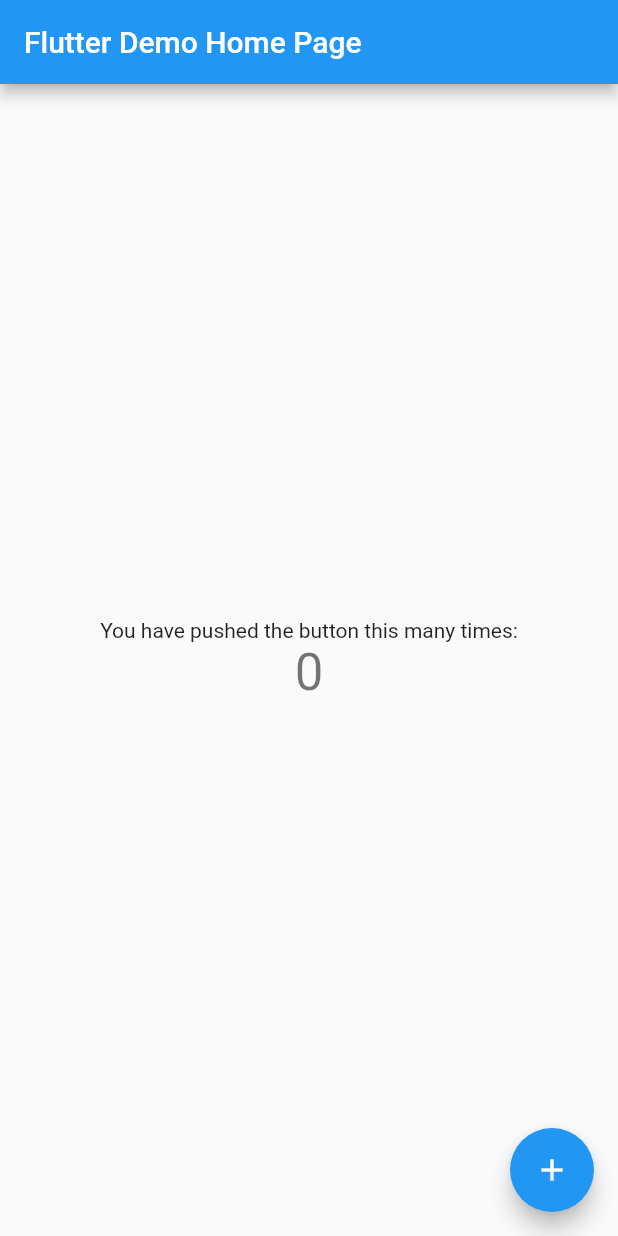
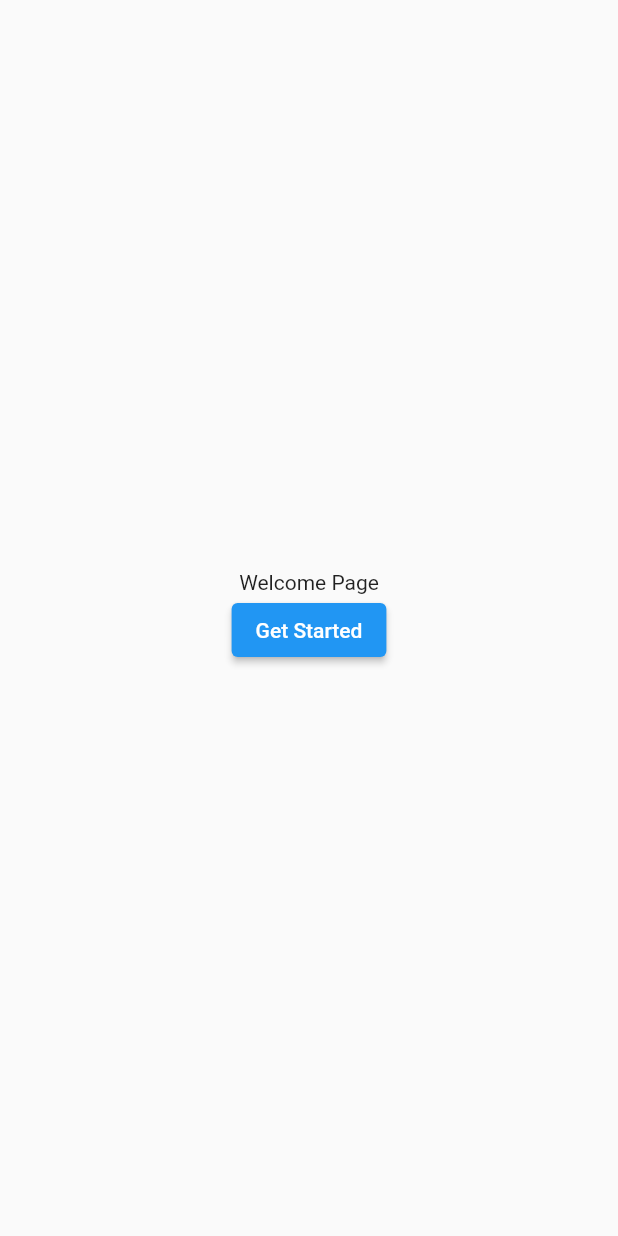
Before and after one commit to lohanidamodar/flutter_hivedb, a Flutter app: the screen it shows after launch, on a phone screen of 412 x 824 dp. Run offline on Flutter 3.47's test engine with Material 2 defaults, Android fonts, the phone set to English and light mode, and no system bars; our stand-ins replace hive, hive_flutter; accounts and stored records are empty.

Commit message:
basics of hive

```diff
--- a/lib/main.dart
+++ b/lib/main.dart
@@ -1,117 +1,86 @@
 import 'package:flutter/material.dart';
+import 'package:hive/hive.dart';
+import 'package:hive_flutter/hive_flutter.dart';
 
-void main() {
+const String SETTINGS_BOX = "settings";
+
+void main() async {
+  WidgetsFlutterBinding.ensureInitialized();
+  await Hive.initFlutter();
+  await Hive.openBox(SETTINGS_BOX);
   runApp(MyApp());
 }
 
 class MyApp extends StatelessWidget {
-  // This widget is the root of your application.
   @override
   Widget build(BuildContext context) {
     return MaterialApp(
-      title: 'Flutter Demo',
-      theme: ThemeData(
-        // This is the theme of your application.
-        //
-        // Try running your application with "flutter run". You'll see the
-        // application has a blue toolbar. Then, without quitting the app, try
-        // changing the primarySwatch below to Colors.green and then invoke
-        // "hot reload" (press "r" in the console where you ran "flutter run",
-        // or simply save your changes to "hot reload" in a Flutter IDE).
-        // Notice that the counter didn't reset back to zero; the application
-        // is not restarted.
-        primarySwatch: Colors.blue,
-        // This makes the visual density adapt to the platform that you run
-        // the app on. For desktop platforms, the controls will be smaller and
-        // closer together (more dense) than on mobile platforms.
-        visualDensity: VisualDensity.adaptivePlatformDensity,
-      ),
-      home: MyHomePage(title: 'Flutter Demo Home Page'),
+      title: 'Material App',
+      home: MainScreen(),
     );
   }
 }
 
-class MyHomePage extends StatefulWidget {
-  MyHomePage({Key key, this.title}) : super(key: key);
-
-  // This widget is the home page of your application. It is stateful, meaning
-  // that it has a State object (defined below) that contains fields that affect
-  // how it looks.
-
-  // This class is the configuration for the state. It holds the values (in this
-  // case the title) provided by the parent (in this case the App widget) and
-  // used by the build method of the State. Fields in a Widget subclass are
-  // always marked "final".
-
-  final String title;
-
-  @override
-  _MyHomePageState createState() => _MyHomePageState();
-}
-
-class _MyHomePageState extends State<MyHomePage> {
-  int _counter = 0;
-
-  void _incrementCounter() {
-    setState(() {
-      // This call to setState tells the Flutter framework that something has
-      // changed in this State, which causes it to rerun the build method below
-      // so that the display can reflect the updated values. If we changed
-      // _counter without calling setState(), then the build method would not be
-      // called again, and so nothing would appear to happen.
-      _counter++;
-    });
-  }
+class MainScreen extends StatelessWidget {
+  const MainScreen({
+    Key key,
+  }) : super(key: key);
 
   @override
   Widget build(BuildContext context) {
-    // This method is rerun every time setState is called, for instance as done
-    // by the _incrementCounter method above.
-    //
-    // The Flutter framework has been optimized to make rerunning build methods
-    // fast, so that you can just rebuild anything that needs updating rather
-    // than having to individually change instances of widgets.
+    print(Hive.box(SETTINGS_BOX).get("welcome_shown"));
+    return ValueListenableBuilder(
+      valueListenable: Hive.box(SETTINGS_BOX).listenable(),
+      builder: (context, box, child) =>
+          box.get('welcome_shown', defaultValue: false)
+              ? HomePage()
+              : WelcomePage(),
+    );
+  }
+}
+
+class WelcomePage extends StatelessWidget {
+  @override
+  Widget build(BuildContext context) {
     return Scaffold(
-      appBar: AppBar(
-        // Here we take the value from the MyHomePage object that was created by
-        // the App.build method, and use it to set our appbar title.
-        title: Text(widget.title),
-      ),
       body: Center(
-        // Center is a layout widget. It takes a single child and positions it
-        // in the middle of the parent.
         child: Column(
-          // Column is also a layout widget. It takes a list of children and
-          // arranges them vertically. By default, it sizes itself to fit its
-          // children horizontally, and tries to be as tall as its parent.
-          //
-          // Invoke "debug painting" (press "p" in the console, choose the
-          // "Toggle Debug Paint" action from the Flutter Inspector in Android
-          // Studio, or the "Toggle Debug Paint" command in Visual Studio Code)
-          // to see the wireframe for each widget.
-          //
-          // Column has various properties to control how it sizes itself and
-          // how it positions its children. Here we use mainAxisAlignment to
-          // center the children vertically; the main axis here is the vertical
-          // axis because Columns are vertical (the cross axis would be
-          // horizontal).
-          mainAxisAlignment: MainAxisAlignment.center,
-          children: <Widget>[
-            Text(
-              'You have pushed the button this many times:',
-            ),
-            Text(
-              '$_counter',
-              style: Theme.of(context).textTheme.headline4,
-            ),
+          mainAxisSize: MainAxisSize.min,
+          children: [
+            Text("Welcome Page"),
+            ElevatedButton(
+              onPressed: () async {
+                var box = Hive.box(SETTINGS_BOX);
+                box.put("welcome_shown", true);
+              },
+              child: Text("Get Started"),
+            )
           ],
         ),
       ),
-      floatingActionButton: FloatingActionButton(
-        onPressed: _incrementCounter,
-        tooltip: 'Increment',
-        child: Icon(Icons.add),
-      ), // This trailing comma makes auto-formatting nicer for build methods.
     );
   }
 }
+
+class HomePage extends StatelessWidget {
+  @override
+  Widget build(BuildContext context) {
+    return Scaffold(
+      appBar: AppBar(
+        title: Text('Home page'),
+      ),
+      body: ListView(
+        padding: const EdgeInsets.all(16.0),
+        children: <Widget>[
+          Text("This is a home page"),
+          ElevatedButton(
+            onPressed: () {
+              Hive.box(SETTINGS_BOX).put('welcome_shown',false);
+            },
+            child: Text("Clear"),
+          )
+        ],
+      ),
+    );
+  }
+}
--- a/pubspec.yaml
+++ b/pubspec.yaml
@@ -28,6 +28,8 @@ dependencies:
   # The following adds the Cupertino Icons font to your application.
   # Use with the CupertinoIcons class for iOS style icons.
   cupertino_icons: ^1.0.0
+  hive: ^1.4.4+1
+  hive_flutter: ^0.3.1
 
 dev_dependencies:
   flutter_test:
```
Also changed, not shown: pubspec.lock, 1 other file.
